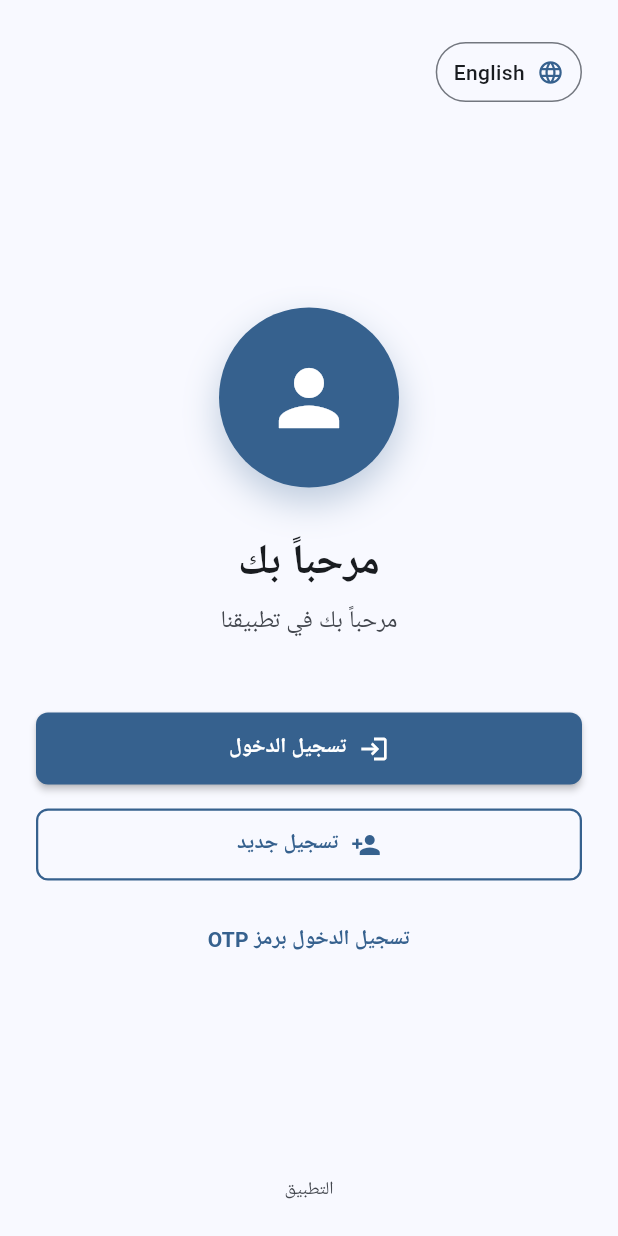
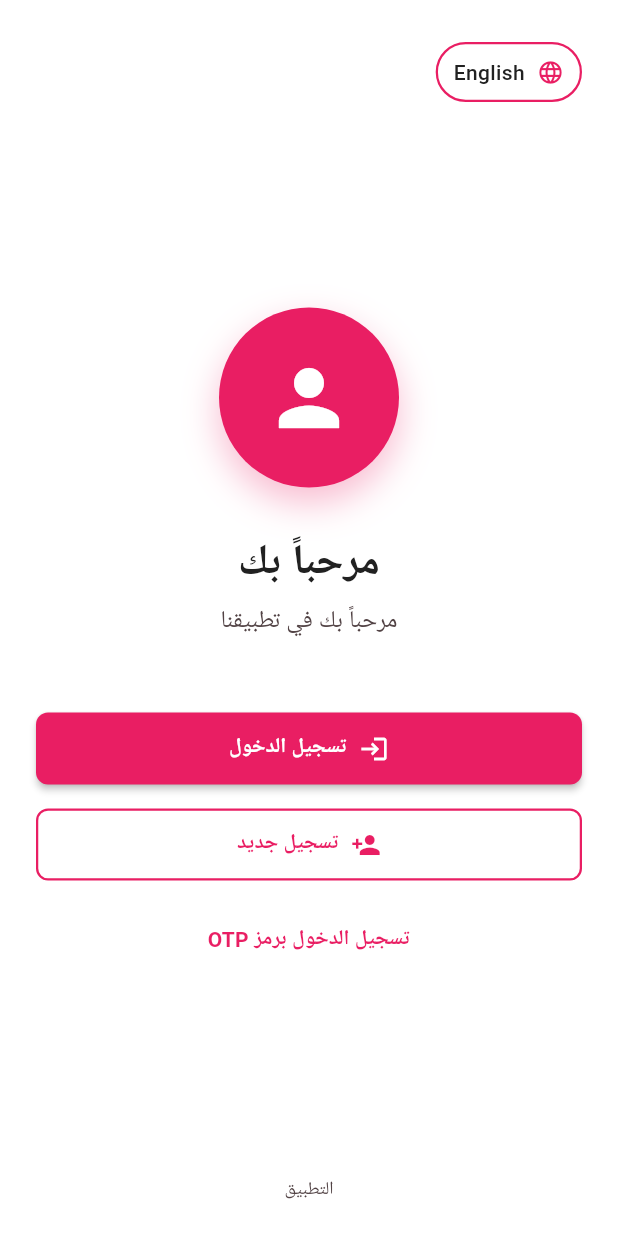
Before and after one commit to zezo2030/user-app, a Flutter app: the screen it shows after launch, on a phone screen of 412 x 824 dp. Run offline on Flutter 3.47's test engine with Material 3 defaults, Android fonts, the phone set to English and light mode, and no system bars; our stand-ins replace cached_network_image, dartz, dio, easy_localization, equatable, flutter_bloc and 5 more.

Commit message:
Refactor theme management by introducing AppTheme for light and dark modes. Update CustomButton to support gradient backgrounds and improve button content rendering. Replace hardcoded colors with AppColors in hall details and working hours widgets for consistent theming across the application.

```diff
--- /dev/null
+++ b/user_app/lib/core/theme/app_colors.dart
@@ -0,0 +1,48 @@
+import 'package:flutter/material.dart';
+
+class AppColors {
+  // Primary Colors - Pink to Orange Gradient
+  static const Color primaryPink = Color(0xFFE91E63); // Pink 500
+  static const Color primaryOrange = Color(0xFFFF5722); // Deep Orange 500
+
+  // Gradient Colors
+  static const LinearGradient primaryGradient = LinearGradient(
+    begin: Alignment.centerLeft,
+    end: Alignment.centerRight,
+    colors: [primaryPink, primaryOrange],
+  );
+
+  // Status Colors (using pink-orange theme)
+  static const Color successColor = Color(0xFF4CAF50); // Green 500
+  static const Color errorColor = Color(0xFFF44336); // Red 500
+  static const Color warningColor = Color(0xFFFF9800); // Orange 500
+  static const Color infoColor = Color(0xFF2196F3); // Blue 500
+
+  // Status Colors with Pink-Orange Theme
+  static const Color availableColor = Color(0xFF4CAF50); // Green for available
+  static const Color maintenanceColor = Color(0xFFFF9800); // Orange for maintenance
+  static const Color reservedColor = Color(0xFFE91E63); // Pink for reserved
+  static const Color closedColor = Color(0xFFF44336); // Red for closed
+
+  // Language Indicator Colors
+  static const Color arabicColor = Color(0xFFE91E63); // Pink for Arabic
+  static const Color englishColor = Color(0xFFFF5722); // Orange for English
+
+  // Neutral Colors
+  static const Color greyLight = Color(0xFFF5F5F5);
+  static const Color greyMedium = Color(0xFF9E9E9E);
+  static const Color greyDark = Color(0xFF424242);
+
+  // Background Colors
+  static const Color backgroundColor = Color(0xFFFAFAFA);
+  static const Color surfaceColor = Color(0xFFFFFFFF);
+
+  // Text Colors
+  static const Color textPrimary = Color(0xFF212121);
+  static const Color textSecondary = Color(0xFF757575);
+  static const Color textHint = Color(0xFFBDBDBD);
+
+  // Shadow Colors
+  static const Color shadowColor = Color(0x1A000000);
+  static const Color shadowColorLight = Color(0x0D000000);
+}
--- /dev/null
+++ b/user_app/lib/core/theme/app_theme.dart
@@ -0,0 +1,306 @@
+import 'package:flutter/material.dart';
+import 'app_colors.dart';
+
+class AppTheme {
+  static ThemeData get lightTheme {
+    return ThemeData(
+      useMaterial3: true,
+      brightness: Brightness.light,
+
+      // Color Scheme
+      colorScheme: ColorScheme.fromSeed(
+        seedColor: AppColors.primaryPink,
+        brightness: Brightness.light,
+        primary: AppColors.primaryPink,
+        secondary: AppColors.primaryOrange,
+        surface: AppColors.surfaceColor,
+        background: AppColors.backgroundColor,
+        error: AppColors.errorColor,
+        onPrimary: Colors.white,
+        onSecondary: Colors.white,
+        onSurface: AppColors.textPrimary,
+        onBackground: AppColors.textPrimary,
+        onError: Colors.white,
+      ),
+
+      // App Bar Theme
+      appBarTheme: const AppBarTheme(
+        centerTitle: true,
+        elevation: 0,
+        backgroundColor: AppColors.surfaceColor,
+        foregroundColor: AppColors.textPrimary,
+        titleTextStyle: TextStyle(
+          color: AppColors.textPrimary,
+          fontSize: 20,
+          fontWeight: FontWeight.w600,
+        ),
+      ),
+
+      // Elevated Button Theme
+      elevatedButtonTheme: ElevatedButtonThemeData(
+        style: ElevatedButton.styleFrom(
+          backgroundColor: AppColors.primaryPink,
+          foregroundColor: Colors.white,
+          elevation: 2,
+          shadowColor: AppColors.shadowColor,
+          shape: RoundedRectangleBorder(
+            borderRadius: BorderRadius.circular(8),
+          ),
+          padding: const EdgeInsets.symmetric(
+            horizontal: 24,
+            vertical: 12,
+          ),
+        ),
+      ),
+
+      // Outlined Button Theme
+      outlinedButtonTheme: OutlinedButtonThemeData(
+        style: OutlinedButton.styleFrom(
+          foregroundColor: AppColors.primaryPink,
+          side: const BorderSide(
+            color: AppColors.primaryPink,
+            width: 1.5,
+          ),
+          shape: RoundedRectangleBorder(
+            borderRadius: BorderRadius.circular(8),
+          ),
+          padding: const EdgeInsets.symmetric(
+            horizontal: 24,
+            vertical: 12,
+          ),
+        ),
+      ),
+
+      // Text Button Theme
+      textButtonTheme: TextButtonThemeData(
+        style: TextButton.styleFrom(
+          foregroundColor: AppColors.primaryPink,
+          shape: RoundedRectangleBorder(
+            borderRadius: BorderRadius.circular(8),
+          ),
+          padding: const EdgeInsets.symmetric(
+            horizontal: 16,
+            vertical: 8,
+          ),
+        ),
+      ),
+
+      // Input Decoration Theme
+      inputDecorationTheme: InputDecorationTheme(
+        border: OutlineInputBorder(
+          borderRadius: BorderRadius.circular(8),
+          borderSide: const BorderSide(color: AppColors.greyMedium),
+        ),
+        enabledBorder: OutlineInputBorder(
+          borderRadius: BorderRadius.circular(8),
+          borderSide: const BorderSide(color: AppColors.greyMedium),
+        ),
+        focusedBorder: OutlineInputBorder(
+          borderRadius: BorderRadius.circular(8),
+          borderSide: const BorderSide(color: AppColors.primaryPink, width: 2),
+        ),
+        errorBorder: OutlineInputBorder(
+          borderRadius: BorderRadius.circular(8),
+          borderSide: const BorderSide(color: AppColors.errorColor),
+        ),
+        contentPadding: const EdgeInsets.symmetric(
+          horizontal: 16,
+          vertical: 12,
+        ),
+        filled: true,
+        fillColor: AppColors.surfaceColor,
+      ),
+
+      // Card Theme
+      cardTheme: const CardThemeData(
+        elevation: 2,
+        shadowColor: AppColors.shadowColor,
+        shape: RoundedRectangleBorder(
+          borderRadius: BorderRadius.all(Radius.circular(12)),
+        ),
+        color: AppColors.surfaceColor,
+      ),
+
+      // Bottom Navigation Bar Theme
+      bottomNavigationBarTheme: const BottomNavigationBarThemeData(
+        backgroundColor: AppColors.surfaceColor,
+        selectedItemColor: AppColors.primaryPink,
+        unselectedItemColor: AppColors.greyMedium,
+        type: BottomNavigationBarType.fixed,
+        elevation: 8,
+      ),
+
+      // Floating Action Button Theme
+      floatingActionButtonTheme: const FloatingActionButtonThemeData(
+        backgroundColor: AppColors.primaryPink,
+        foregroundColor: Colors.white,
+        elevation: 4,
+      ),
+
+      // Progress Indicator Theme
+      progressIndicatorTheme: const ProgressIndicatorThemeData(
+        color: AppColors.primaryPink,
+        linearTrackColor: AppColors.greyLight,
+        circularTrackColor: AppColors.greyLight,
+      ),
+
+      // Divider Theme
+      dividerTheme: const DividerThemeData(
+        color: AppColors.greyLight,
+        thickness: 1,
+        space: 1,
+      ),
+    );
+  }
+
+  static ThemeData get darkTheme {
+    return ThemeData(
+      useMaterial3: true,
+      brightness: Brightness.dark,
+
+      // Color Scheme
+      colorScheme: ColorScheme.fromSeed(
+        seedColor: AppColors.primaryPink,
+        brightness: Brightness.dark,
+        primary: AppColors.primaryPink,
+        secondary: AppColors.primaryOrange,
+        surface: const Color(0xFF1E1E1E),
+        background: const Color(0xFF121212),
+        error: AppColors.errorColor,
+        onPrimary: Colors.white,
+        onSecondary: Colors.white,
+        onSurface: Colors.white,
+        onBackground: Colors.white,
+        onError: Colors.white,
+      ),
+
+      // App Bar Theme
+      appBarTheme: const AppBarTheme(
+        centerTitle: true,
+        elevation: 0,
+        backgroundColor: Color(0xFF1E1E1E),
+        foregroundColor: Colors.white,
+        titleTextStyle: TextStyle(
+          color: Colors.white,
+          fontSize: 20,
+          fontWeight: FontWeight.w600,
+        ),
+      ),
+
+      // Elevated Button Theme
+      elevatedButtonTheme: ElevatedButtonThemeData(
+        style: ElevatedButton.styleFrom(
+          backgroundColor: AppColors.primaryPink,
+          foregroundColor: Colors.white,
+          elevation: 2,
+          shadowColor: AppColors.shadowColor,
+          shape: RoundedRectangleBorder(
+            borderRadius: BorderRadius.circular(8),
+          ),
+          padding: const EdgeInsets.symmetric(
+            horizontal: 24,
+            vertical: 12,
+          ),
+        ),
+      ),
+
+      // Outlined Button Theme
+      outlinedButtonTheme: OutlinedButtonThemeData(
+        style: OutlinedButton.styleFrom(
+          foregroundColor: AppColors.primaryPink,
+          side: const BorderSide(
+            color: AppColors.primaryPink,
+            width: 1.5,
+          ),
+          shape: RoundedRectangleBorder(
+            borderRadius: BorderRadius.circular(8),
+          ),
+          padding: const EdgeInsets.symmetric(
+            horizontal: 24,
+            vertical: 12,
+          ),
+        ),
+      ),
+
+      // Text Button Theme
+      textButtonTheme: TextButtonThemeData(
+        style: TextButton.styleFrom(
+          foregroundColor: AppColors.primaryPink,
+          shape: RoundedRectangleBorder(
+            borderRadius: BorderRadius.circular(8),
+          ),
+          padding: const EdgeInsets.symmetric(
+            horizontal: 16,
+            vertical: 8,
+          ),
+        ),
+      ),
+
+      // Input Decoration Theme
+      inputDecorationTheme: InputDecorationTheme(
+        border: OutlineInputBorder(
+          borderRadius: BorderRadius.circular(8),
+          borderSide: const BorderSide(color: AppColors.greyMedium),
+        ),
+        enabledBorder: OutlineInputBorder(
+          borderRadius: BorderRadius.circular(8),
+          borderSide: const BorderSide(color: AppColors.greyMedium),
+        ),
+        focusedBorder: OutlineInputBorder(
+          borderRadius: BorderRadius.circular(8),
+          borderSide: const BorderSide(color: AppColors.primaryPink, width: 2),
+        ),
+        errorBorder: OutlineInputBorder(
+          borderRadius: BorderRadius.circular(8),
+          borderSide: const BorderSide(color: AppColors.errorColor),
+        ),
+        contentPadding: const EdgeInsets.symmetric(
+          horizontal: 16,
+          vertical: 12,
+        ),
+        filled: true,
+        fillColor: const Color(0xFF2C2C2C),
+      ),
+
+      // Card Theme
+      cardTheme: const CardThemeData(
+        elevation: 2,
+        shadowColor: AppColors.shadowColor,
+        shape: RoundedRectangleBorder(
+          borderRadius: BorderRadius.all(Radius.circular(12)),
+        ),
+        color: Color(0xFF1E1E1E),
+      ),
+
+      // Bottom Navigation Bar Theme
+      bottomNavigationBarTheme: const BottomNavigationBarThemeData(
+        backgroundColor: Color(0xFF1E1E1E),
+        selectedItemColor: AppColors.primaryPink,
+        unselectedItemColor: AppColors.greyMedium,
+        type: BottomNavigationBarType.fixed,
+        elevation: 8,
+      ),
+
+      // Floating Action Button Theme
+      floatingActionButtonTheme: const FloatingActionButtonThemeData(
+        backgroundColor: AppColors.primaryPink,
+        foregroundColor: Colors.white,
+        elevation: 4,
+      ),
+
+      // Progress Indicator Theme
+      progressIndicatorTheme: const ProgressIndicatorThemeData(
+        color: AppColors.primaryPink,
+        linearTrackColor: AppColors.greyDark,
+        circularTrackColor: AppColors.greyDark,
+      ),
+
+      // Divider Theme
+      dividerTheme: const DividerThemeData(
+        color: AppColors.greyDark,
+        thickness: 1,
+        space: 1,
+      ),
+    );
+  }
+}
--- a/user_app/lib/features/auth/presentation/widgets/custom_button.dart
+++ b/user_app/lib/features/auth/presentation/widgets/custom_button.dart
@@ -1,5 +1,6 @@
 import 'package:flutter/material.dart';
 import 'package:easy_localization/easy_localization.dart';
+import '../../../../core/theme/app_colors.dart';
 
 class CustomButton extends StatelessWidget {
   final String text;
@@ -12,6 +13,7 @@ class CustomButton extends StatelessWidget {
   final double? height;
   final Widget? icon;
   final EdgeInsetsGeometry? padding;
+  final bool useGradient;
 
   const CustomButton({
     Key? key,
@@ -25,6 +27,7 @@ class CustomButton extends StatelessWidget {
     this.height,
     this.icon,
     this.padding,
+    this.useGradient = false,
   }) : super(key: key);
 
   @override
@@ -35,7 +38,37 @@ class CustomButton extends StatelessWidget {
     return SizedBox(
       width: width ?? double.infinity,
       height: height ?? 48,
+      child: useGradient
+          ? Container(
+              decoration: BoxDecoration(
+                gradient: AppColors.primaryGradient,
+                borderRadius: BorderRadius.circular(8),
+                boxShadow: [
+                  BoxShadow(
+                    color: theme.shadowColor,
+                    blurRadius: 2,
+                    offset: const Offset(0, 1),
+                  ),
+                ],
+              ),
               child: ElevatedButton(
+                onPressed: isButtonEnabled ? onPressed : null,
+                style: ElevatedButton.styleFrom(
+                  backgroundColor: Colors.transparent,
+                  foregroundColor: textColor ?? Colors.white,
+                  disabledBackgroundColor: theme.colorScheme.surfaceContainerHighest,
+                  disabledForegroundColor: theme.colorScheme.onSurfaceVariant,
+                  elevation: 0,
+                  shadowColor: Colors.transparent,
+                  shape: RoundedRectangleBorder(borderRadius: BorderRadius.circular(8)),
+                  padding:
+                      padding ??
+                      const EdgeInsets.symmetric(horizontal: 24, vertical: 12),
+                ),
+                child: _buildButtonContent(theme),
+              ),
+            )
+          : ElevatedButton(
               onPressed: isButtonEnabled ? onPressed : null,
               style: ElevatedButton.styleFrom(
                 backgroundColor: backgroundColor ?? theme.primaryColor,
@@ -49,7 +82,13 @@ class CustomButton extends StatelessWidget {
                     padding ??
                     const EdgeInsets.symmetric(horizontal: 24, vertical: 12),
               ),
-        child: isLoading
+              child: _buildButtonContent(theme),
+            ),
+    );
+  }
+
+  Widget _buildButtonContent(ThemeData theme) {
+    return isLoading
         ? SizedBox(
             width: 20,
             height: 20,
@@ -72,8 +111,6 @@ class CustomButton extends StatelessWidget {
                 ),
               ),
             ],
-              ),
-      ),
           );
   }
 }
--- a/user_app/lib/features/home/presentation/pages/hall_details_page.dart
+++ b/user_app/lib/features/home/presentation/pages/hall_details_page.dart
@@ -10,6 +10,8 @@ import '../cubit/hall_details_state.dart';
 import '../widgets/hall_header_section.dart';
 import '../widgets/hall_pricing_card.dart';
 import '../widgets/hall_features_list.dart';
+import '../widgets/working_hours_widget.dart';
+import '../../../../core/theme/app_colors.dart';
 
 class HallDetailsPage extends StatelessWidget {
   final String hallId;
@@ -260,13 +262,13 @@ class HallDetailsView extends StatelessWidget {
   Color _getStatusColor(String status) {
     switch (status.toLowerCase()) {
       case 'available':
-        return Colors.green;
+        return AppColors.availableColor;
       case 'maintenance':
-        return Colors.orange;
+        return AppColors.maintenanceColor;
       case 'reserved':
-        return Colors.red;
+        return AppColors.reservedColor;
       default:
-        return Colors.grey;
+        return AppColors.greyMedium;
     }
   }
 
--- a/user_app/lib/features/home/presentation/widgets/banner_carousel.dart
+++ b/user_app/lib/features/home/presentation/widgets/banner_carousel.dart
@@ -63,7 +63,7 @@ class _BannerCarouselState extends State<BannerCarousel> {
                     shape: BoxShape.circle,
                     color: _currentIndex == index
                         ? Theme.of(context).primaryColor
-                        : Colors.grey[400],
+                        : Theme.of(context).colorScheme.outline.withOpacity(0.3),
                   ),
                 ),
               ),
@@ -101,7 +101,7 @@ class _BannerItem extends StatelessWidget {
               imageUrl: banner.imageUrl,
               width: double.infinity,
               height: double.infinity,
-              fit: BoxFit.cover,
+              fit: BoxFit.fill,
               placeholder: (context, url) => Container(
                 color: Colors.grey[300],
                 child: const Center(
--- a/user_app/lib/features/home/presentation/widgets/hall_header_section.dart
+++ b/user_app/lib/features/home/presentation/widgets/hall_header_section.dart
@@ -2,6 +2,7 @@ import 'package:flutter/material.dart';
 import 'package:easy_localization/easy_localization.dart';
 import 'package:iconsax/iconsax.dart';
 import '../../domain/entities/hall_entity.dart';
+import '../../../../core/theme/app_colors.dart';
 
 class HallHeaderSection extends StatelessWidget {
   final HallEntity hall;
@@ -180,13 +181,13 @@ class HallHeaderSection extends StatelessWidget {
   Color _getStatusColor(String status) {
     switch (status.toLowerCase()) {
       case 'available':
-        return Colors.green;
+        return AppColors.availableColor;
       case 'maintenance':
-        return Colors.orange;
+        return AppColors.maintenanceColor;
       case 'reserved':
-        return Colors.red;
+        return AppColors.reservedColor;
       default:
-        return Colors.grey;
+        return AppColors.greyMedium;
     }
   }
 
--- a/user_app/lib/features/home/presentation/widgets/working_hours_widget.dart
+++ b/user_app/lib/features/home/presentation/widgets/working_hours_widget.dart
@@ -1,6 +1,7 @@
 import 'package:flutter/material.dart';
 import 'package:easy_localization/easy_localization.dart';
 import '../../domain/entities/branch_entity.dart';
+import '../../../../core/theme/app_colors.dart';
 
 class WorkingHoursWidget extends StatefulWidget {
   final BranchEntity branch;
@@ -267,13 +268,13 @@ class _WorkingHoursWidgetState extends State<WorkingHoursWidget>
       padding: const EdgeInsets.symmetric(horizontal: 12, vertical: 6),
       decoration: BoxDecoration(
         color: isOpen
-            ? Colors.green.withValues(alpha: 0.1)
-            : Colors.red.withValues(alpha: 0.1),
+            ? AppColors.availableColor.withValues(alpha: 0.1)
+            : AppColors.closedColor.withValues(alpha: 0.1),
         borderRadius: BorderRadius.circular(20),
         border: Border.all(
           color: isOpen
-              ? Colors.green.withValues(alpha: 0.3)
-              : Colors.red.withValues(alpha: 0.3),
+              ? AppColors.availableColor.withValues(alpha: 0.3)
+              : AppColors.closedColor.withValues(alpha: 0.3),
           width: 1,
         ),
       ),
@@ -284,7 +285,7 @@ class _WorkingHoursWidgetState extends State<WorkingHoursWidget>
             width: 8,
             height: 8,
             decoration: BoxDecoration(
-              color: isOpen ? Colors.green[600] : Colors.red[600],
+              color: isOpen ? AppColors.availableColor : AppColors.closedColor,
               shape: BoxShape.circle,
             ),
           ),
@@ -292,7 +293,7 @@ class _WorkingHoursWidgetState extends State<WorkingHoursWidget>
           Text(
             isOpen ? 'open'.tr() : 'closed'.tr(),
             style: TextStyle(
-              color: isOpen ? Colors.green[700] : Colors.red[700],
+              color: isOpen ? AppColors.availableColor : AppColors.closedColor,
               fontSize: 12,
               fontWeight: FontWeight.w600,
             ),
@@ -442,8 +443,8 @@ class _WorkingHoursWidgetState extends State<WorkingHoursWidget>
                         style: TextStyle(
                           fontSize: 14,
                           color: isOpen
-                              ? Colors.green[700]
-                              : Colors.red[600],
+                              ? AppColors.availableColor
+                              : AppColors.closedColor,
                           fontWeight: FontWeight.w500,
                         ),
                       ),
@@ -467,15 +468,15 @@ class _WorkingHoursWidgetState extends State<WorkingHoursWidget>
       decoration: BoxDecoration(
         gradient: LinearGradient(
           colors: isOpen
-              ? [Colors.green[400]!, Colors.green[600]!]
-              : [Colors.red[400]!, Colors.red[600]!],
+              ? [AppColors.availableColor.withValues(alpha: 0.8), AppColors.availableColor]
+              : [AppColors.closedColor.withValues(alpha: 0.8), AppColors.closedColor],
           begin: Alignment.topLeft,
           end: Alignment.bottomRight,
         ),
         borderRadius: BorderRadius.circular(16),
         boxShadow: [
           BoxShadow(
-            color: (isOpen ? Colors.green : Colors.red).withValues(alpha: 0.3),
+            color: (isOpen ? AppColors.availableColor : AppColors.closedColor).withValues(alpha: 0.3),
             blurRadius: 4,
             offset: const Offset(0, 2),
           ),
--- a/user_app/lib/features/main/presentation/widgets/language_indicator.dart
+++ b/user_app/lib/features/main/presentation/widgets/language_indicator.dart
@@ -1,5 +1,6 @@
 import 'package:flutter/material.dart';
 import 'package:easy_localization/easy_localization.dart';
+import '../../../../core/theme/app_colors.dart';
 
 class LanguageIndicator extends StatelessWidget {
   const LanguageIndicator({Key? key}) : super(key: key);
@@ -13,11 +14,11 @@ class LanguageIndicator extends StatelessWidget {
       padding: const EdgeInsets.symmetric(horizontal: 12, vertical: 6),
       decoration: BoxDecoration(
         color: isArabic
-            ? Colors.green.withOpacity(0.1)
-            : Colors.blue.withOpacity(0.1),
+            ? AppColors.arabicColor.withOpacity(0.1)
+            : AppColors.englishColor.withOpacity(0.1),
         borderRadius: BorderRadius.circular(20),
         border: Border.all(
-          color: isArabic ? Colors.green : Colors.blue,
+          color: isArabic ? AppColors.arabicColor : AppColors.englishColor,
           width: 1,
         ),
       ),
@@ -27,7 +28,7 @@ class LanguageIndicator extends StatelessWidget {
           Icon(
             isArabic ? Icons.language : Icons.translate,
             size: 16,
-            color: isArabic ? Colors.green : Colors.blue,
+            color: isArabic ? AppColors.arabicColor : AppColors.englishColor,
           ),
           const SizedBox(width: 4),
           Text(
@@ -35,7 +36,7 @@ class LanguageIndicator extends StatelessWidget {
             style: TextStyle(
               fontSize: 12,
               fontWeight: FontWeight.w500,
-              color: isArabic ? Colors.green : Colors.blue,
+              color: isArabic ? AppColors.arabicColor : AppColors.englishColor,
             ),
           ),
         ],
--- a/user_app/lib/main.dart
+++ b/user_app/lib/main.dart
@@ -2,6 +2,7 @@ import 'package:flutter/material.dart';
 import 'package:flutter_bloc/flutter_bloc.dart';
 import 'package:easy_localization/easy_localization.dart';
 import 'core/constants/api_constants.dart';
+import 'core/theme/app_theme.dart';
 import 'features/auth/di/auth_injection.dart';
 import 'features/auth/presentation/cubit/auth_cubit.dart';
 import 'features/auth/presentation/screens/welcome_screen.dart';
@@ -58,50 +59,10 @@ class MyApp extends StatelessWidget {
         locale: context.locale,
 
         // Theme
-        theme: ThemeData(
-          useMaterial3: true,
-          colorScheme: ColorScheme.fromSeed(
-            seedColor: Colors.blue,
-            brightness: Brightness.light,
-          ),
-          appBarTheme: const AppBarTheme(centerTitle: true, elevation: 0),
-          elevatedButtonTheme: ElevatedButtonThemeData(
-            style: ElevatedButton.styleFrom(
-              elevation: 2,
-              shadowColor: Colors.black26,
-            ),
-          ),
-          inputDecorationTheme: InputDecorationTheme(
-            border: OutlineInputBorder(borderRadius: BorderRadius.circular(8)),
-            contentPadding: const EdgeInsets.symmetric(
-              horizontal: 16,
-              vertical: 12,
-            ),
-          ),
-        ),
+        theme: AppTheme.lightTheme,
 
         // Dark Theme
-        darkTheme: ThemeData(
-          useMaterial3: true,
-          colorScheme: ColorScheme.fromSeed(
-            seedColor: Colors.blue,
-            brightness: Brightness.dark,
-          ),
-          appBarTheme: const AppBarTheme(centerTitle: true, elevation: 0),
-          elevatedButtonTheme: ElevatedButtonThemeData(
-            style: ElevatedButton.styleFrom(
-              elevation: 2,
-              shadowColor: Colors.black26,
-            ),
-          ),
-          inputDecorationTheme: InputDecorationTheme(
-            border: OutlineInputBorder(borderRadius: BorderRadius.circular(8)),
-            contentPadding: const EdgeInsets.symmetric(
-              horizontal: 16,
-              vertical: 12,
-            ),
-          ),
-        ),
+        darkTheme: AppTheme.darkTheme,
 
         // Routes
         initialRoute: '/welcome',
```
Lines whose indentation alone changed are shown as unchanged.
